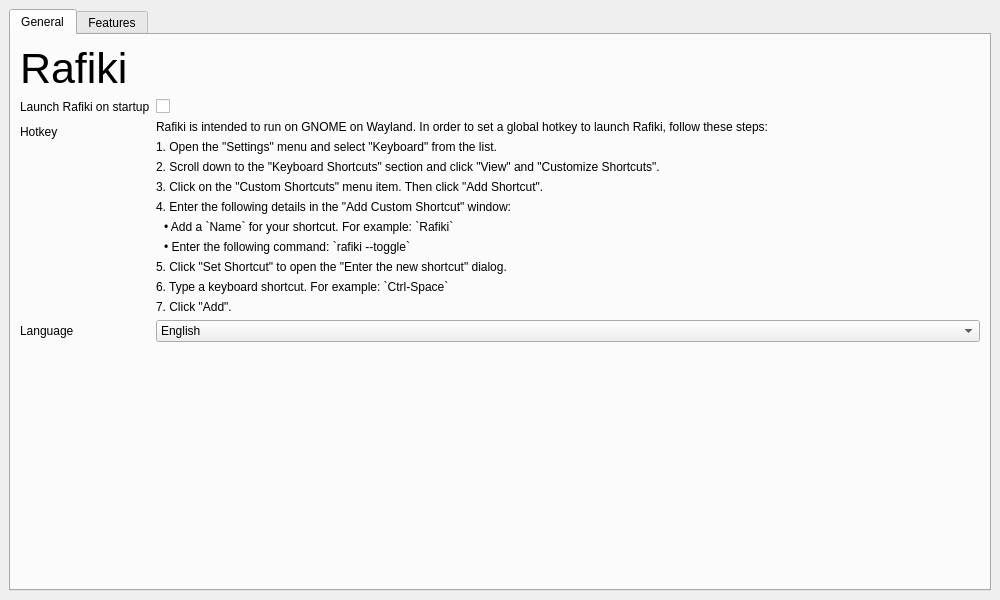
The window that src/ui/settingswindow.ui (giosali/rafiki) describes before a commit, drawn with Qt 5.
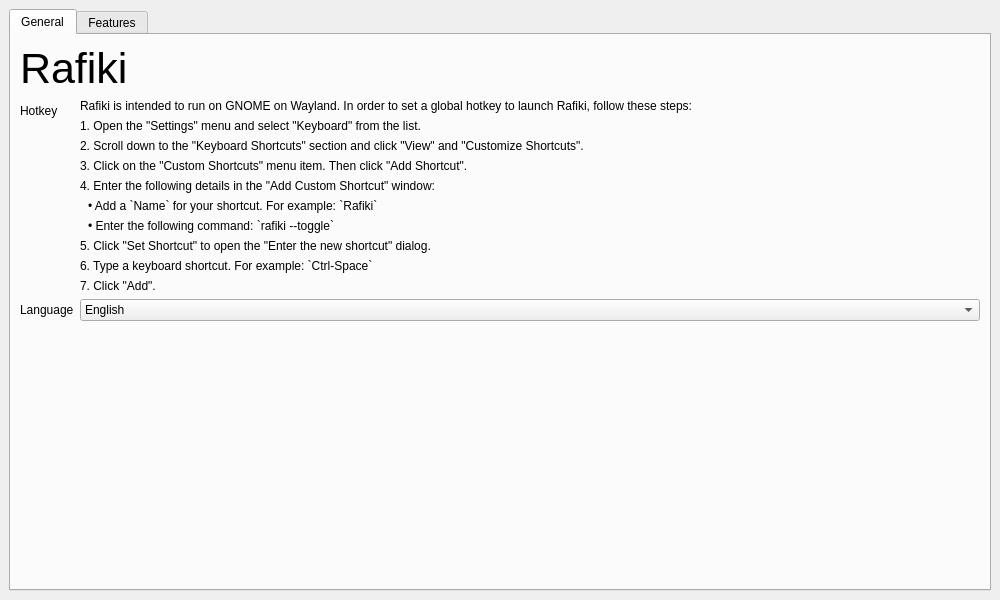
The same window after the commit.

Commit message: Remove run at startup option

Patch:
```diff
--- a/src/ui/settingswindow.ui
+++ b/src/ui/settingswindow.ui
@@ -55,21 +55,11 @@
             <item row="0" column="0">
              <widget class="QLabel">
               <property name="text">
-               <string>Launch Rafiki on startup</string>
-              </property>
-             </widget>
-            </item>
-            <item row="0" column="1">
-             <widget class="QCheckBox" name="startupCheckBox"/>
-            </item>
-            <item row="1" column="0">
-             <widget class="QLabel">
-              <property name="text">
                <string>Hotkey</string>
               </property>
              </widget>
             </item>
-            <item row="1" column="1">
+            <item row="0" column="1">
              <layout class="QVBoxLayout">
               <property name="spacing">
                <number>6</number>
@@ -187,14 +177,14 @@
               </item>
              </layout>
             </item>
-            <item row="2" column="0">
+            <item row="1" column="0">
              <widget class="QLabel">
               <property name="text">
                <string>Language</string>
               </property>
              </widget>
             </item>
-            <item row="2" column="1">
+            <item row="1" column="1">
              <widget class="QComboBox">
               <item>
                <property name="text">
```
